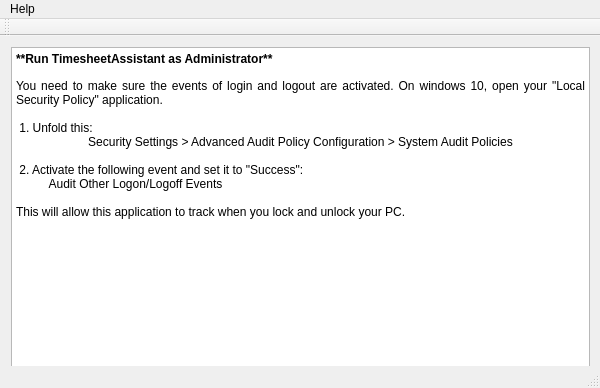
The window that src/View/gui/MainWindow.ui (alexmo16/TimesheetAssistant) describes before a commit, drawn with Qt 5.
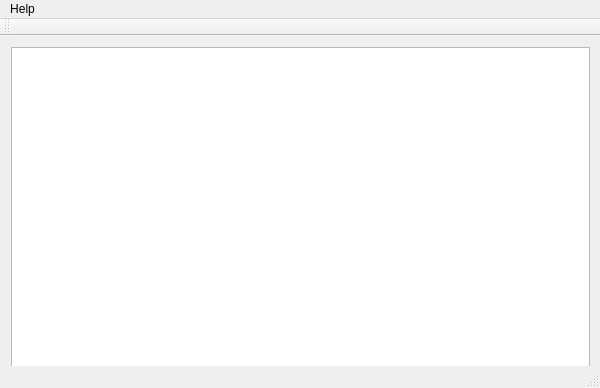
The same window after the commit.

Commit message: Help window in a dialog

What changed in the file:
```diff
--- a/src/View/gui/MainWindow.ui
+++ b/src/View/gui/MainWindow.ui
@@ -34,17 +34,7 @@
 &lt;html&gt;&lt;head&gt;&lt;meta name=&quot;qrichtext&quot; content=&quot;1&quot; /&gt;&lt;style type=&quot;text/css&quot;&gt;
 p, li { white-space: pre-wrap; }
 &lt;/style&gt;&lt;/head&gt;&lt;body style=&quot; font-family:'MS Shell Dlg 2'; font-size:8.25pt; font-weight:400; font-style:normal;&quot;&gt;
-&lt;p style=&quot; margin-top:0px; margin-bottom:0px; margin-left:0px; margin-right:0px; -qt-block-indent:0; text-indent:0px;&quot;&gt;&lt;span style=&quot; font-size:9pt; font-weight:600;&quot;&gt;**Run TimesheetAssistant as Administrator**&lt;/span&gt;&lt;/p&gt;
-&lt;p align=&quot;justify&quot; style=&quot;-qt-paragraph-type:empty; margin-top:0px; margin-bottom:0px; margin-left:0px; margin-right:0px; -qt-block-indent:0; text-indent:0px;&quot;&gt;&lt;br /&gt;&lt;/p&gt;
-&lt;p align=&quot;justify&quot; style=&quot; margin-top:0px; margin-bottom:0px; margin-left:0px; margin-right:0px; -qt-block-indent:0; text-indent:0px;&quot;&gt;&lt;span style=&quot; font-size:9pt;&quot;&gt;You need to make sure the events of login and logout are activated. On windows 10, open your &amp;quot;Local Security Policy&amp;quot; application. &lt;/span&gt;&lt;/p&gt;
-&lt;p align=&quot;justify&quot; style=&quot;-qt-paragraph-type:empty; margin-top:0px; margin-bottom:0px; margin-left:0px; margin-right:0px; -qt-block-indent:0; text-indent:0px; font-size:9pt;&quot;&gt;&lt;br /&gt;&lt;/p&gt;
-&lt;p align=&quot;justify&quot; style=&quot; margin-top:0px; margin-bottom:0px; margin-left:0px; margin-right:0px; -qt-block-indent:0; text-indent:0px;&quot;&gt;&lt;span style=&quot; font-size:9pt;&quot;&gt; 1. Unfold this: &lt;/span&gt;&lt;/p&gt;
-&lt;p align=&quot;center&quot; style=&quot; margin-top:0px; margin-bottom:0px; margin-left:0px; margin-right:0px; -qt-block-indent:0; text-indent:0px;&quot;&gt;&lt;span style=&quot; font-size:9pt;&quot;&gt;Security Settings &amp;gt; Advanced Audit Policy Configuration &amp;gt; System Audit Policies&lt;/span&gt;&lt;/p&gt;
-&lt;p align=&quot;justify&quot; style=&quot; margin-top:0px; margin-bottom:0px; margin-left:0px; margin-right:0px; -qt-block-indent:0; text-indent:0px;&quot;&gt;&lt;span style=&quot; font-size:9pt;&quot;&gt; &lt;/span&gt;&lt;/p&gt;
-&lt;p align=&quot;justify&quot; style=&quot; margin-top:0px; margin-bottom:0px; margin-left:0px; margin-right:0px; -qt-block-indent:0; text-indent:0px;&quot;&gt;&lt;span style=&quot; font-size:9pt;&quot;&gt; 2. Activate the following event and set it to &amp;quot;Success&amp;quot;:&lt;/span&gt;&lt;/p&gt;
-&lt;p align=&quot;justify&quot; style=&quot; margin-top:0px; margin-bottom:0px; margin-left:0px; margin-right:0px; -qt-block-indent:0; text-indent:0px;&quot;&gt;&lt;span style=&quot; font-size:9pt;&quot;&gt;          Audit Other Logon/Logoff Events&lt;/span&gt;&lt;/p&gt;
-&lt;p align=&quot;justify&quot; style=&quot;-qt-paragraph-type:empty; margin-top:0px; margin-bottom:0px; margin-left:0px; margin-right:0px; -qt-block-indent:0; text-indent:0px; font-size:9pt;&quot;&gt;&lt;br /&gt;&lt;/p&gt;
-&lt;p align=&quot;justify&quot; style=&quot; margin-top:0px; margin-bottom:0px; margin-left:0px; margin-right:0px; -qt-block-indent:0; text-indent:0px;&quot;&gt;&lt;span style=&quot; font-size:9pt;&quot;&gt;This will allow this application to track when you lock and unlock your PC. &lt;/span&gt;&lt;/p&gt;&lt;/body&gt;&lt;/html&gt;</string>
+&lt;p align=&quot;justify&quot; style=&quot;-qt-paragraph-type:empty; margin-top:0px; margin-bottom:0px; margin-left:0px; margin-right:0px; -qt-block-indent:0; text-indent:0px;&quot;&gt;&lt;br /&gt;&lt;/p&gt;&lt;/body&gt;&lt;/html&gt;</string>
        </property>
       </widget>
      </item>
```
Left out of the diff: 4 changed lines with no effect on the pictures. The commit also changes 7 other files.
